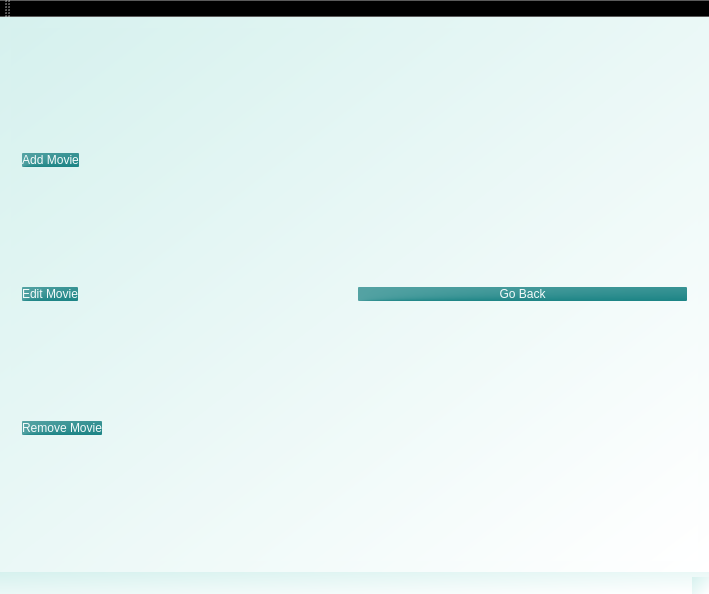
Qt form MovieTicketManagementSystem/MainWindow.ui (ZuzannaZawartka/movie-ticket-management-system) before a commit.
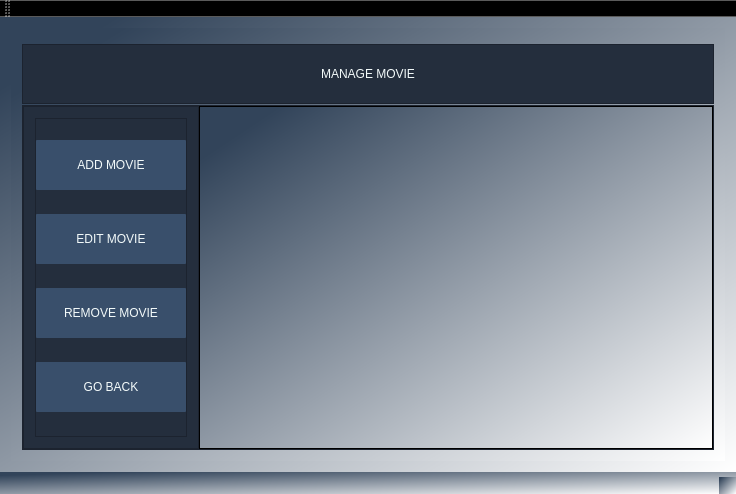
The same form after that commit. The open tabs and pages were chosen to show the change.

Commit message: refactor: added stylesheets to two new windows

Diff of the .ui file:
```diff
--- a/MovieTicketManagementSystem/MainWindow.ui
+++ b/MovieTicketManagementSystem/MainWindow.ui
@@ -6,20 +6,26 @@
    <rect>
     <x>0</x>
     <y>0</y>
-    <width>709</width>
-    <height>594</height>
+    <width>736</width>
+    <height>494</height>
    </rect>
   </property>
   <property name="windowTitle">
    <string>Cinema Ticket Management System</string>
   </property>
   <property name="styleSheet">
-   <string notr="true">background-color: qlineargradient(spread:pad, x1:0, y1:0, x2:1, y2:1, stop:0 rgba(214, 241, 238, 255), stop:1 rgba(255, 255, 255, 255));</string>
+   <string notr="true">background-color: qlineargradient(spread:pad, x1:0.078, y1:0.08, x2:1, y2:1, stop:0 rgba(50, 68, 90, 255), stop:1 rgba(255, 255, 255, 255));</string>
   </property>
   <widget class="QWidget" name="centralWidget">
    <layout class="QHBoxLayout" name="horizontalLayout">
     <item>
      <widget class="QStackedWidget" name="stackedWidget">
+      <property name="styleSheet">
+       <string notr="true">background-color: qlineargradient(spread:pad, x1:0.078, y1:0.08, x2:1, y2:1, stop:0 rgba(50, 68, 90, 255), stop:1 rgba(255, 255, 255, 255));</string>
+      </property>
+      <property name="lineWidth">
+       <number>0</number>
+      </property>
       <property name="currentIndex">
        <number>0</number>
       </property>
@@ -365,78 +371,424 @@
        </layout>
       </widget>
       <widget class="QWidget" name="manageMovieWindow">
-       <layout class="QHBoxLayout" name="horizontalLayout_4">
+       <layout class="QVBoxLayout" name="verticalLayout">
         <item>
-         <layout class="QHBoxLayout" name="horizontalLayout_3">
-          <item>
-           <layout class="QVBoxLayout" name="verticalLayout_4">
-            <item alignment="Qt::AlignmentFlag::AlignLeft">
-             <widget class="QPushButton" name="pushButton">
-              <property name="styleSheet">
-               <string notr="true">color: rgb(243, 250, 250);
+         <widget class="QFrame" name="headerManageMovie">
+          <property name="minimumSize">
+           <size>
+            <width>0</width>
+            <height>60</height>
+           </size>
+          </property>
+          <property name="maximumSize">
+           <size>
+            <width>16777215</width>
+            <height>50</height>
+           </size>
+          </property>
+          <property name="autoFillBackground">
+           <bool>false</bool>
+          </property>
+          <property name="styleSheet">
+           <string notr="true">background-color: rgb(36, 46, 61);</string>
+          </property>
+          <property name="frameShape">
+           <enum>QFrame::Shape::StyledPanel</enum>
+          </property>
+          <property name="frameShadow">
+           <enum>QFrame::Shadow::Raised</enum>
+          </property>
+          <property name="lineWidth">
+           <number>0</number>
+          </property>
+          <layout class="QVBoxLayout" name="verticalLayout_3">
+           <property name="spacing">
+            <number>0</number>
+           </property>
+           <property name="leftMargin">
+            <number>0</number>
+           </property>
+           <property name="topMargin">
+            <number>0</number>
+           </property>
+           <property name="rightMargin">
+            <number>0</number>
+           </property>
+           <property name="bottomMargin">
+            <number>0</number>
+           </property>
+           <item>
+            <widget class="QLabel" name="titleLabelManageMovie">
+             <property name="maximumSize">
+              <size>
+               <width>16777215</width>
+               <height>60</height>
+              </size>
+             </property>
+             <property name="styleSheet">
+              <string notr="true">font: 900 20pt &quot;Source Sans Pro Black&quot;;
+color: rgb(243, 250, 250);
+background-color: rgb(36, 46, 61);</string>
+             </property>
+             <property name="text">
+              <string>MANAGE MOVIE</string>
+             </property>
+             <property name="alignment">
+              <set>Qt::AlignmentFlag::AlignCenter</set>
+             </property>
+            </widget>
+           </item>
+          </layout>
+         </widget>
+        </item>
+        <item>
+         <widget class="QFrame" name="baseFrameManageMovie">
+          <property name="sizePolicy">
+           <sizepolicy hsizetype="Expanding" vsizetype="Preferred">
+            <horstretch>0</horstretch>
+            <verstretch>0</verstretch>
+           </sizepolicy>
+          </property>
+          <property name="styleSheet">
+           <string notr="true">background-color: rgb(36, 46, 61);</string>
+          </property>
+          <property name="frameShape">
+           <enum>QFrame::Shape::StyledPanel</enum>
+          </property>
+          <property name="frameShadow">
+           <enum>QFrame::Shadow::Raised</enum>
+          </property>
+          <layout class="QHBoxLayout" name="horizontalLayout_3">
+           <property name="spacing">
+            <number>0</number>
+           </property>
+           <property name="leftMargin">
+            <number>0</number>
+           </property>
+           <property name="topMargin">
+            <number>0</number>
+           </property>
+           <property name="rightMargin">
+            <number>0</number>
+           </property>
+           <property name="bottomMargin">
+            <number>0</number>
+           </property>
+           <item>
+            <widget class="QFrame" name="slideMenuManageMovieFrame">
+             <property name="enabled">
+              <bool>true</bool>
+             </property>
+             <property name="frameShape">
+              <enum>QFrame::Shape::StyledPanel</enum>
+             </property>
+             <property name="frameShadow">
+              <enum>QFrame::Shadow::Raised</enum>
+             </property>
+             <layout class="QVBoxLayout" name="verticalLayout_7">
+              <property name="spacing">
+               <number>3</number>
+              </property>
+              <item>
+               <widget class="QFrame" name="slideMenuManageMovie">
+                <property name="minimumSize">
+                 <size>
+                  <width>0</width>
+                  <height>0</height>
+                 </size>
+                </property>
+                <property name="styleSheet">
+                 <string notr="true">background-color: rgb(36, 46, 61);</string>
+                </property>
+                <property name="frameShape">
+                 <enum>QFrame::Shape::StyledPanel</enum>
+                </property>
+                <property name="frameShadow">
+                 <enum>QFrame::Shadow::Raised</enum>
+                </property>
+                <property name="lineWidth">
+                 <number>2</number>
+                </property>
+                <layout class="QVBoxLayout" name="verticalLayout_4">
+                 <property name="spacing">
+                  <number>3</number>
+                 </property>
+                 <property name="leftMargin">
+                  <number>0</number>
+                 </property>
+                 <property name="topMargin">
+                  <number>0</number>
+                 </property>
+                 <property name="rightMargin">
+                  <number>0</number>
+                 </property>
+                 <property name="bottomMargin">
+                  <number>0</number>
+                 </property>
+                 <item>
+                  <widget class="QPushButton" name="addMovieButton">
+                   <property name="minimumSize">
+                    <size>
+                     <width>150</width>
+                     <height>50</height>
+                    </size>
+                   </property>
+                   <property name="styleSheet">
+                    <string notr="true">color: rgb(243, 250, 250);
 font: 10pt &quot;Franklin Gothic Demi&quot;;
-background-color: qconicalgradient(cx:0, cy:1, angle:0, stop:0 rgba(28, 132, 133, 255), stop:1 rgba(255, 255, 255, 255));
 border-radius: 1px;
-</string>
-              </property>
-              <property name="text">
-               <string>Add Movie</string>
-              </property>
-             </widget>
-            </item>
-            <item alignment="Qt::AlignmentFlag::AlignLeft">
-             <widget class="QPushButton" name="pushButton_3">
-              <property name="styleSheet">
-               <string notr="true">color: rgb(243, 250, 250);
+background-color: rgb(57, 79, 107);</string>
+                   </property>
+                   <property name="text">
+                    <string>ADD MOVIE</string>
+                   </property>
+                  </widget>
+                 </item>
+                 <item>
+                  <widget class="QPushButton" name="editMovieButton">
+                   <property name="minimumSize">
+                    <size>
+                     <width>150</width>
+                     <height>50</height>
+                    </size>
+                   </property>
+                   <property name="styleSheet">
+                    <string notr="true">color: rgb(243, 250, 250);
 font: 10pt &quot;Franklin Gothic Demi&quot;;
-background-color: qconicalgradient(cx:0, cy:1, angle:0, stop:0 rgba(28, 132, 133, 255), stop:1 rgba(255, 255, 255, 255));
-border-radius: 1px;</string>
-              </property>
-              <property name="text">
-               <string>Edit Movie</string>
-              </property>
-             </widget>
-            </item>
-            <item alignment="Qt::AlignmentFlag::AlignLeft">
-             <widget class="QPushButton" name="pushButton_2">
-              <property name="styleSheet">
-               <string notr="true">color: rgb(243, 250, 250);
+border-radius: 1px;
+background-color: rgb(57, 79, 107);</string>
+                   </property>
+                   <property name="text">
+                    <string>EDIT MOVIE</string>
+                   </property>
+                  </widget>
+                 </item>
+                 <item>
+                  <widget class="QPushButton" name="removeMovieButton">
+                   <property name="minimumSize">
+                    <size>
+                     <width>150</width>
+                     <height>50</height>
+                    </size>
+                   </property>
+                   <property name="styleSheet">
+                    <string notr="true">color: rgb(243, 250, 250);
 font: 10pt &quot;Franklin Gothic Demi&quot;;
-background-color: qconicalgradient(cx:0, cy:1, angle:0, stop:0 rgba(28, 132, 133, 255), stop:1 rgba(255, 255, 255, 255));
-border-radius: 1px;</string>
-              </property>
-              <property name="text">
-               <string>Remove Movie</string>
-              </property>
-             </widget>
-            </item>
-           </layout>
-          </item>
-          <item>
-           <layout class="QGridLayout" name="gridLayout_2">
-            <item row="1" column="1">
-             <widget class="QPushButton" name="goBackButtonManageMovie">
-              <property name="styleSheet">
-               <string notr="true">color: rgb(243, 250, 250);
+border-radius: 1px;
+background-color: rgb(57, 79, 107);</string>
+                   </property>
+                   <property name="text">
+                    <string>REMOVE MOVIE</string>
+                   </property>
+                  </widget>
+                 </item>
+                 <item>
+                  <widget class="QPushButton" name="goBackButtonManageMovie">
+                   <property name="minimumSize">
+                    <size>
+                     <width>150</width>
+                     <height>50</height>
+                    </size>
+                   </property>
+                   <property name="styleSheet">
+                    <string notr="true">color: rgb(243, 250, 250);
 font: 10pt &quot;Franklin Gothic Demi&quot;;
-background-color: qconicalgradient(cx:0, cy:1, angle:0, stop:0 rgba(28, 132, 133, 255), stop:1 rgba(255, 255, 255, 255));
 border-radius: 1px;
-</string>
-              </property>
-              <property name="text">
-               <string>Go Back</string>
-              </property>
-             </widget>
-            </item>
-            <item row="0" column="1">
-             <layout class="QVBoxLayout" name="verticalLayout_7"/>
-            </item>
-            <item row="1" column="0">
-             <layout class="QHBoxLayout" name="horizontalLayout_5"/>
-            </item>
-           </layout>
-          </item>
-         </layout>
+background-color: rgb(57, 79, 107);</string>
+                   </property>
+                   <property name="text">
+                    <string>GO BACK</string>
+                   </property>
+                  </widget>
+                 </item>
+                </layout>
+               </widget>
+              </item>
+             </layout>
+            </widget>
+           </item>
+           <item>
+            <widget class="QFrame" name="mainBodyManageMovie">
+             <property name="sizePolicy">
+              <sizepolicy hsizetype="Expanding" vsizetype="Preferred">
+               <horstretch>0</horstretch>
+               <verstretch>0</verstretch>
+              </sizepolicy>
+             </property>
+             <property name="styleSheet">
+              <string notr="true">background-color: qlineargradient(spread:pad, x1:0.078, y1:0.08, x2:1, y2:1, stop:0 rgba(50, 68, 90, 255), stop:1 rgba(255, 255, 255, 255));</string>
+             </property>
+             <property name="frameShape">
+              <enum>QFrame::Shape::StyledPanel</enum>
+             </property>
+             <property name="frameShadow">
+              <enum>QFrame::Shadow::Raised</enum>
+             </property>
+             <layout class="QVBoxLayout" name="verticalLayout_2"/>
+            </widget>
+           </item>
+          </layout>
+         </widget>
+        </item>
+       </layout>
+      </widget>
+      <widget class="QWidget" name="bookTicketWindow">
+       <layout class="QVBoxLayout" name="verticalLayout_10">
+        <item>
+         <widget class="QFrame" name="mainBodyBookTicket">
+          <property name="frameShape">
+           <enum>QFrame::Shape::StyledPanel</enum>
+          </property>
+          <property name="frameShadow">
+           <enum>QFrame::Shadow::Raised</enum>
+          </property>
+          <layout class="QVBoxLayout" name="verticalLayout_12">
+           <property name="spacing">
+            <number>3</number>
+           </property>
+           <property name="leftMargin">
+            <number>0</number>
+           </property>
+           <property name="topMargin">
+            <number>3</number>
+           </property>
+           <property name="rightMargin">
+            <number>0</number>
+           </property>
+           <property name="bottomMargin">
+            <number>0</number>
+           </property>
+           <item>
+            <widget class="QFrame" name="headerBookTicket">
+             <property name="minimumSize">
+              <size>
+               <width>0</width>
+               <height>0</height>
+              </size>
+             </property>
+             <property name="maximumSize">
+              <size>
+               <width>16777215</width>
+               <height>60</height>
+              </size>
+             </property>
+             <property name="styleSheet">
+              <string notr="true">background-color: rgb(36, 46, 61);</string>
+             </property>
+             <property name="frameShape">
+              <enum>QFrame::Shape::StyledPanel</enum>
+             </property>
+             <property name="frameShadow">
+              <enum>QFrame::Shadow::Raised</enum>
+             </property>
+             <layout class="QGridLayout" name="gridLayout">
+              <item row="0" column="0">
+               <widget class="QLabel" name="bookTicketLabel">
+                <property name="styleSheet">
+                 <string notr="true">font: 900 20pt &quot;Source Sans Pro Black&quot;;
+color: rgb(243, 250, 250);
+background-color: rgb(36, 46, 61);</string>
+                </property>
+                <property name="text">
+                 <string>BOOK TICKET</string>
+                </property>
+                <property name="alignment">
+                 <set>Qt::AlignmentFlag::AlignCenter</set>
+                </property>
+               </widget>
+              </item>
+             </layout>
+            </widget>
+           </item>
+           <item>
+            <widget class="QFrame" name="frame">
+             <property name="frameShape">
+              <enum>QFrame::Shape::StyledPanel</enum>
+             </property>
+             <property name="frameShadow">
+              <enum>QFrame::Shadow::Raised</enum>
+             </property>
+            </widget>
+           </item>
+           <item>
+            <widget class="QFrame" name="menuBookTicket">
+             <property name="minimumSize">
+              <size>
+               <width>0</width>
+               <height>50</height>
+              </size>
+             </property>
+             <property name="maximumSize">
+              <size>
+               <width>16777215</width>
+               <height>50</height>
+              </size>
+             </property>
+             <property name="styleSheet">
+              <string notr="true">background-color: rgb(36, 46, 61);</string>
+             </property>
+             <property name="frameShape">
+              <enum>QFrame::Shape::StyledPanel</enum>
+             </property>
+             <property name="frameShadow">
+              <enum>QFrame::Shadow::Raised</enum>
+             </property>
+             <layout class="QHBoxLayout" name="horizontalLayout_4">
+              <item>
+               <widget class="QPushButton" name="goBackBookTicketButton">
+                <property name="minimumSize">
+                 <size>
+                  <width>150</width>
+                  <height>30</height>
+                 </size>
+                </property>
+                <property name="maximumSize">
+                 <size>
+                  <width>150</width>
+                  <height>16777215</height>
+                 </size>
+                </property>
+                <property name="styleSheet">
+                 <string notr="true">color: rgb(243, 250, 250);
+font: 10pt &quot;Franklin Gothic Demi&quot;;
+border-radius: 1px;
+background-color: rgb(57, 79, 107);</string>
+                </property>
+                <property name="text">
+                 <string>GO BACK</string>
+                </property>
+               </widget>
+              </item>
+              <item>
+               <widget class="QPushButton" name="acceptButton">
+                <property name="minimumSize">
+                 <size>
+                  <width>150</width>
+                  <height>30</height>
+                 </size>
+                </property>
+                <property name="maximumSize">
+                 <size>
+                  <width>150</width>
+                  <height>16777215</height>
+                 </size>
+                </property>
+                <property name="styleSheet">
+                 <string notr="true">color: rgb(243, 250, 250);
+font: 10pt &quot;Franklin Gothic Demi&quot;;
+border-radius: 1px;
+background-color: rgb(57, 79, 107);</string>
+                </property>
+                <property name="text">
+                 <string>ACCEPT</string>
+                </property>
+               </widget>
+              </item>
+             </layout>
+            </widget>
+           </item>
+          </layout>
+         </widget>
         </item>
        </layout>
       </widget>
```
Left out of the diff: 211 changed lines with no effect on the pictures. The commit also changes 2 other files.
